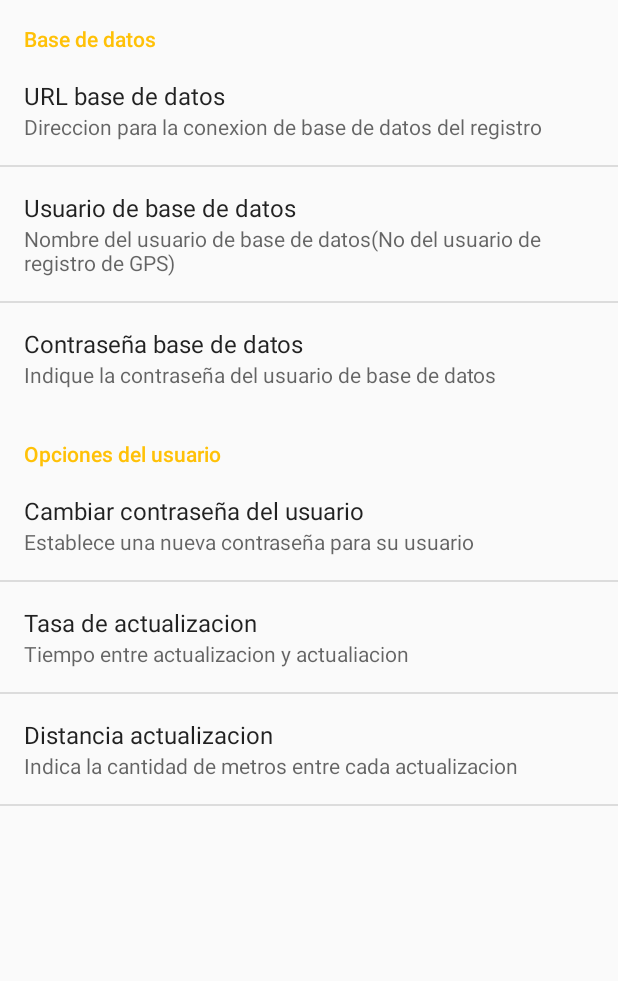
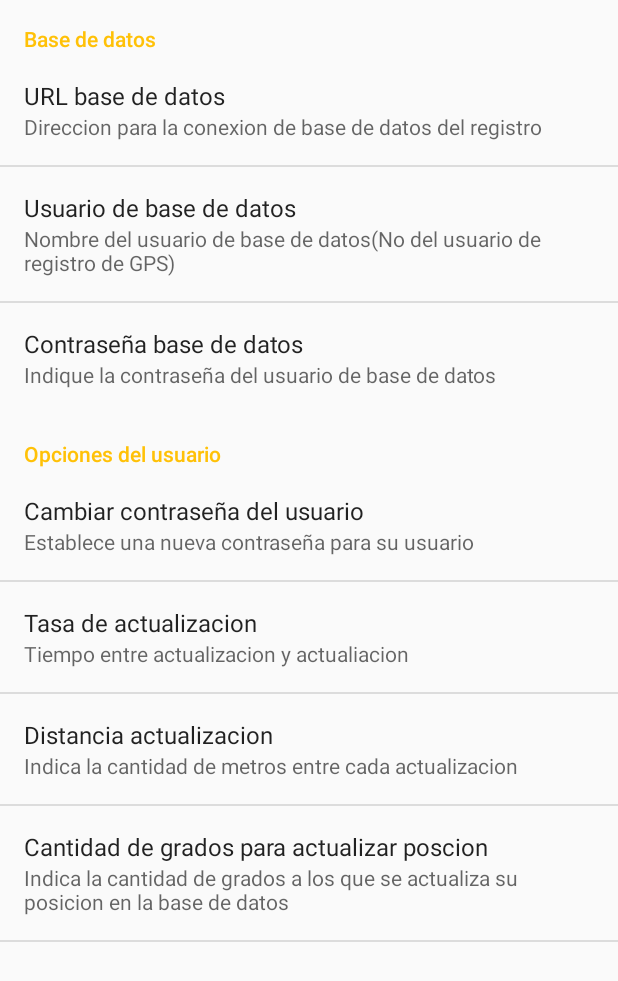
Before and after one commit to nagyist/WhereWeAre, an Android app: the MainActivity screen opened directly, with no data from a screen before it, after a tap on "Preferencias", on a phone screen of 412 x 824 dp. Shown: the top 981 px of the screen. Run offline under Robolectric (Android 15) with nearby library versions, the light colour scheme and no system bars; 1 other tap on this screen came first.

Commit message:
implementar que compruebe si ha habido un cambio significativo en la posicion antes de hacer una inserts

```diff
--- a/app/src/main/java/com/dam/t07p02/MainActivity.java
+++ b/app/src/main/java/com/dam/t07p02/MainActivity.java
@@ -1,29 +1,20 @@
 package com.dam.t07p02;
 
 import android.app.Activity;
-import android.app.NotificationManager;
-import android.content.BroadcastReceiver;
-import android.content.Context;
 import android.content.Intent;
-import android.content.IntentFilter;
 import android.content.SharedPreferences;
 import android.content.pm.ActivityInfo;
 import android.os.Bundle;
-import android.preference.PreferenceFragment;
 import android.preference.PreferenceManager;
-import android.support.design.widget.FloatingActionButton;
 import android.support.design.widget.NavigationView;
 import android.support.design.widget.Snackbar;
 import android.support.v4.view.GravityCompat;
 import android.support.v4.widget.DrawerLayout;
 import android.support.v7.app.ActionBarDrawerToggle;
 import android.support.v7.app.AppCompatActivity;
-import android.support.v7.app.NotificationCompat;
 import android.support.v7.widget.Toolbar;
-import android.util.Log;
 import android.view.Menu;
 import android.view.MenuItem;
-import android.view.View;
 
 import com.dam.t07p02.Modelo.ConexionBD;
 import com.dam.t07p02.Modelo.Localizacion;
@@ -43,6 +34,7 @@ public class MainActivity extends AppCompatActivity implements NavigationView.On
     private GoogleMap googleMapMA;
     private MapFragment mapFragment;
     private boolean enviandoGps;
+    private SharedPreferences pref;
 
     @Override
     protected void onCreate(Bundle savedInstanceState) {
@@ -71,7 +63,7 @@ public class MainActivity extends AppCompatActivity implements NavigationView.On
     protected void onPostResume() {
         super.onPostResume();
         PreferenceManager.setDefaultValues(this, R.xml.preferencias, false);
-        SharedPreferences pref= PreferenceManager.getDefaultSharedPreferences(getApplicationContext());
+        pref= PreferenceManager.getDefaultSharedPreferences(getApplicationContext());
 
         if(usu!=null){
             if(!usu.getPassWord().equals(pref.getString("uPass", usu.getPassWord())) && !pref.getString("uPass", usu.getPassWord()).equals("")){
@@ -206,7 +198,7 @@ public class MainActivity extends AppCompatActivity implements NavigationView.On
             }else{
                 Snackbar.make(findViewById(android.R.id.content),R.string.eRConexion,Snackbar.LENGTH_SHORT).show();
             }
-
+//            googleMapMA.setMapType();
         }
     }
 
--- a/app/src/main/res/values/strings.xml
+++ b/app/src/main/res/values/strings.xml
@@ -44,5 +44,7 @@
     <string name="preferenciasUsuario">Opciones del usuario</string>
     <string name="nTActualizacion">Tasa Actualizacion: </string>
     <string name="nDisActualizacion">Distancia Actualizacion: </string>
+    <string name="diferenciaParaActualizar">Cantidad de grados para actualizar poscion</string>
+    <string name="dDiferenciaParaActualizar">Indica la cantidad de grados a los que se actualiza su posicion en la base de datos</string>
 
 </resources>
--- a/app/src/main/res/xml/preferencias.xml
+++ b/app/src/main/res/xml/preferencias.xml
@@ -38,6 +38,13 @@
             android:title="@string/distActualiacion"
             android:summary="@string/dDistActualiacion"
             android:defaultValue=""/>
+        <EditTextPreference
+            android:numeric="decimal"
+            android:key="Diferencia"
+            android:title="@string/diferenciaParaActualizar"
+            android:summary="@string/dDiferenciaParaActualizar"
+            android:defaultValue="0.0001"/>
+
     </PreferenceCategory>
 
 </PreferenceScreen>
```
Also changed, not shown: app/src/main/java/com/dam/t07p02/Modelo/LocalizacionGPS.java (+9 -2 lines), 1 other file.
